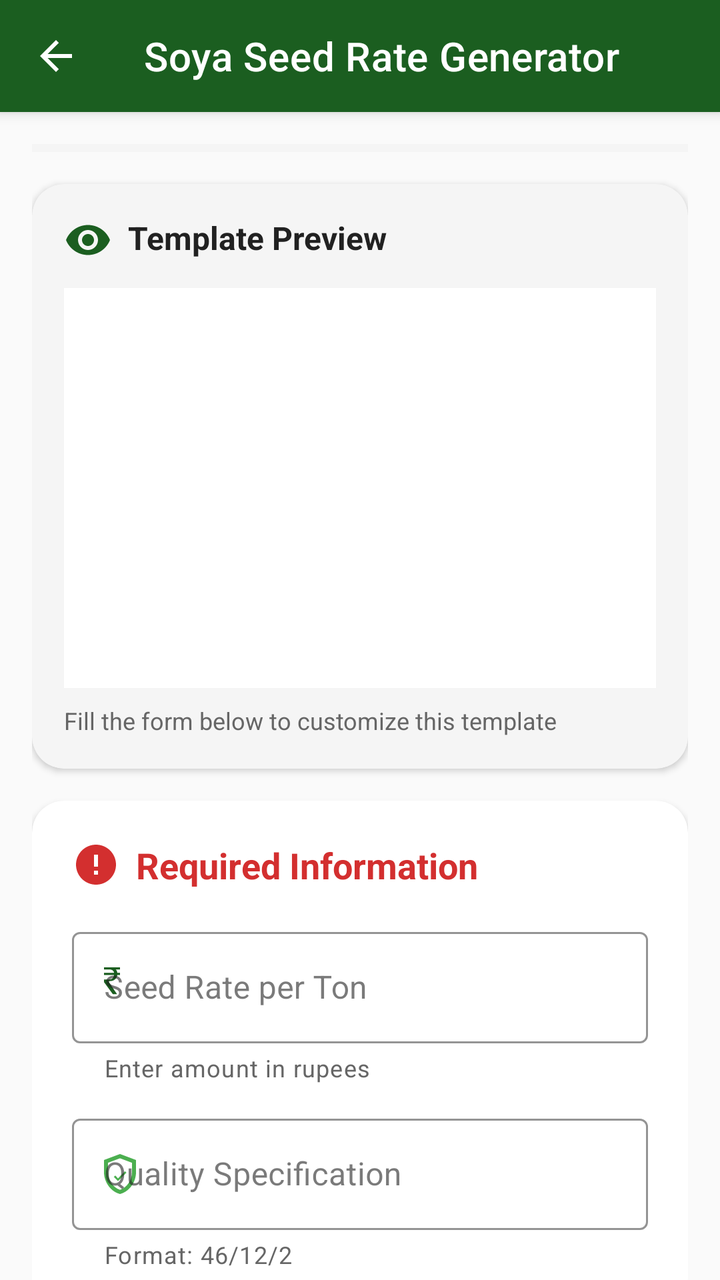
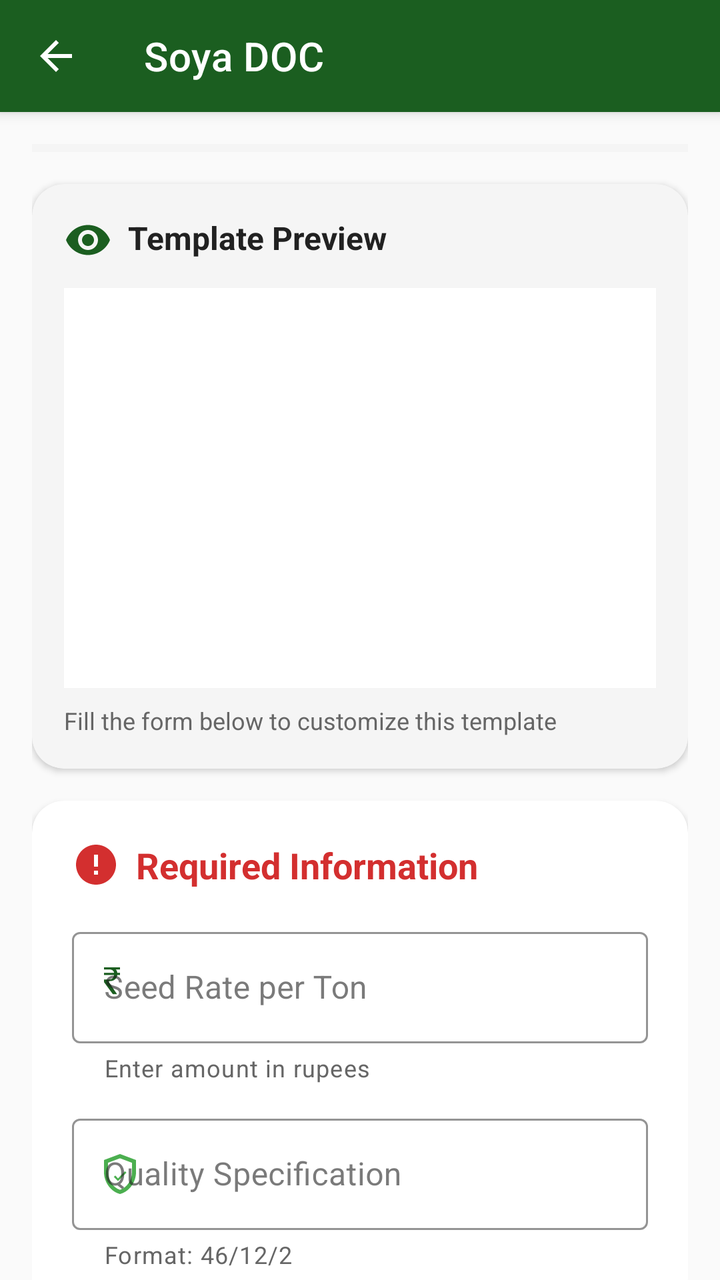

Two renders of the same Android screen: before a commit and after it. Below are the layout's source before the change and the commit's diff.
<!-- AndroidManifest.xml: application theme Theme.PriceEditor -->
<!-- res/layout/activity_seed_rate_pmtactivity.xml -->
<?xml version="1.0" encoding="utf-8"?>
<androidx.coordinatorlayout.widget.CoordinatorLayout xmlns:android="http://schemas.android.com/apk/res/android"
    xmlns:app="http://schemas.android.com/apk/res-auto"
    android:id="@+id/main"
    android:layout_width="match_parent"
    android:layout_height="match_parent"
    android:background="@color/background_light"
    android:fitsSystemWindows="true">

    
    <com.google.android.material.appbar.AppBarLayout
        android:layout_width="match_parent"
        android:layout_height="wrap_content"
        android:background="@color/primary_green"
        android:elevation="4dp">

        <com.google.android.material.appbar.MaterialToolbar
            android:id="@+id/toolbar"
            android:layout_width="match_parent"
            android:layout_height="?attr/actionBarSize"
            android:background="@color/primary_green"
            app:title="Soya Seed Rate Generator"
            app:titleTextColor="@color/white"
            app:navigationIcon="@drawable/ic_arrow_back"
            app:navigationIconTint="@color/white" />

    </com.google.android.material.appbar.AppBarLayout>

    
    <androidx.core.widget.NestedScrollView
        android:layout_width="match_parent"
        android:layout_height="match_parent"
        app:layout_behavior="@string/appbar_scrolling_view_behavior"
        android:fillViewport="true">

        <androidx.constraintlayout.widget.ConstraintLayout
            android:layout_width="match_parent"
            android:layout_height="wrap_content"
            android:padding="16dp">

            
            <com.google.android.material.progressindicator.LinearProgressIndicator
                android:id="@+id/progressIndicator"
                android:layout_width="0dp"
                android:layout_height="4dp"
                app:layout_constraintEnd_toEndOf="parent"
                app:layout_constraintStart_toStartOf="parent"
                app:layout_constraintTop_toTopOf="parent"
                app:trackColor="@color/surface_grey"
                app:trackThickness="4dp"
                app:indicatorColor="@color/accent_yellow" />

            
            <com.google.android.material.card.MaterialCardView
                android:id="@+id/previewCard"
                android:layout_width="0dp"
                android:layout_height="wrap_content"
                android:layout_marginTop="16dp"
                app:cardCornerRadius="16dp"
                app:cardElevation="2dp"
                app:cardBackgroundColor="@color/surface_grey"
                app:layout_constraintEnd_toEndOf="parent"
                app:layout_constraintStart_toStartOf="parent"
                app:layout_constraintTop_toBottomOf="@id/progressIndicator">

                <LinearLayout
                    android:layout_width="match_parent"
                    android:layout_height="wrap_content"
                    android:orientation="vertical"
                    android:padding="16dp">

                    <TextView
                        android:layout_width="match_parent"
                        android:layout_height="wrap_content"
                        android:text="Template Preview"
                        android:textColor="@color/text_primary_dark"
                        android:textSize="16sp"
                        android:textStyle="bold"
                        android:drawablePadding="8dp"
                        app:drawableStartCompat="@drawable/ic_preview"
                        app:drawableTint="@color/primary_green" />

                    <ImageView
                        android:id="@+id/imagePreview"
                        android:layout_width="match_parent"
                        android:layout_height="200dp"
                        android:layout_marginTop="12dp"
                        android:adjustViewBounds="true"
                        android:background="@color/surface_white"
                        android:scaleType="fitCenter"
                        android:contentDescription="Template Preview" />

                    <TextView
                        android:layout_width="match_parent"
                        android:layout_height="wrap_content"
                        android:layout_marginTop="8dp"
                        android:text="Fill the form below to customize this template"
                        android:textColor="@color/text_secondary_dark"
                        android:textSize="12sp" />

                </LinearLayout>
            </com.google.android.material.card.MaterialCardView>

            
            <com.google.android.material.card.MaterialCardView
                android:id="@+id/requiredFieldsCard"
                android:layout_width="0dp"
                android:layout_height="wrap_content"
                android:layout_marginTop="16dp"
                app:cardCornerRadius="16dp"
                app:cardElevation="2dp"
                app:cardBackgroundColor="@color/surface_white"
                app:layout_constraintEnd_toEndOf="parent"
                app:layout_constraintStart_toStartOf="parent"
                app:layout_constraintTop_toBottomOf="@id/previewCard">

                <LinearLayout
                    android:layout_width="match_parent"
                    android:layout_height="wrap_content"
                    android:orientation="vertical"
                    android:padding="20dp">

                    <TextView
                        android:layout_width="match_parent"
                        android:layout_height="wrap_content"
                        android:text="Required Information"
                        android:textColor="@color/error_red"
                        android:textSize="18sp"
                        android:textStyle="bold"
                        android:drawablePadding="8dp"
                        app:drawableStartCompat="@drawable/ic_required"
                        app:drawableTint="@color/error_red" />

                    
                    <com.google.android.material.textfield.TextInputLayout
                        android:id="@+id/tilRate"
                        android:layout_width="match_parent"
                        android:layout_height="wrap_content"
                        android:layout_marginTop="16dp"
                        android:hint="Seed Rate per Ton"
                        app:boxBackgroundMode="outline"
                        app:boxBackgroundColor="@color/surface_white"
                        app:boxStrokeColor="@color/primary_green"
                        app:endIconMode="clear_text"
                        app:endIconTint="@color/primary_green"
                        app:startIconDrawable="@drawable/ic_rupee"
                        app:startIconTint="@color/primary_green"
                        app:helperText="Enter amount in rupees"
                        app:helperTextTextColor="@color/text_secondary_dark"
                        app:errorEnabled="true"
                        app:hintTextColor="@color/primary_green"
                        style="@style/Widget.MaterialComponents.TextInputLayout.OutlinedBox">

                        <com.google.android.material.textfield.TextInputEditText
                            android:id="@+id/etRate"
                            android:layout_width="match_parent"
                            android:layout_height="wrap_content"
                            android:inputType="number"
                            android:maxLines="1"
                            android:textColor="@color/text_primary_dark"
                            android:textSize="16sp" />

                    </com.google.android.material.textfield.TextInputLayout>

                    
                    <com.google.android.material.textfield.TextInputLayout
                        android:id="@+id/tilQuality"
                        android:layout_width="match_parent"
                        android:layout_height="wrap_content"
                        android:layout_marginTop="12dp"
                        android:hint="Quality Specification"
                        app:boxBackgroundMode="outline"
                        app:boxBackgroundColor="@color/surface_white"
                        app:boxStrokeColor="@color/primary_green_light"
                        app:endIconMode="clear_text"
                        app:endIconTint="@color/primary_green_light"
                        app:startIconDrawable="@drawable/ic_quality"
                        app:startIconTint="@color/primary_green_light"
                        app:helperText="Format: 46/12/2"
                        app:helperTextTextColor="@color/text_secondary_dark"
                        app:errorEnabled="true"
                        app:hintTextColor="@color/primary_green_light"
                        style="@style/Widget.MaterialComponents.TextInputLayout.OutlinedBox">

                        <com.google.android.material.textfield.TextInputEditText
                            android:id="@+id/etQuality"
                            android:layout_width="match_parent"
                            android:layout_height="wrap_content"
                            android:inputType="text"
                            android:maxLines="1"
                            android:textColor="@color/text_primary_dark"
                            android:textSize="16sp" />

                    </com.google.android.material.textfield.TextInputLayout>

                </LinearLayout>
            </com.google.android.material.card.MaterialCardView>

            
            <com.google.android.material.card.MaterialCardView
                android:id="@+id/optionalFieldsCard"
                android:layout_width="0dp"
                android:layout_height="wrap_content"
                android:layout_marginTop="16dp"
                app:cardCornerRadius="16dp"
                app:cardElevation="1dp"
                app:cardBackgroundColor="@color/primary_green_surface"
                app:layout_constraintEnd_toEndOf="parent"
                app:layout_constraintStart_toStartOf="parent"
                app:layout_constraintTop_toBottomOf="@id/requiredFieldsCard">

                <LinearLayout
                    android:layout_width="match_parent"
                    android:layout_height="wrap_content"
                    android:orientation="vertical"
                    android:padding="20dp">

                    <TextView
                        android:layout_width="match_parent"
                        android:layout_height="wrap_content"
                        android:text="Optional Information"
                        android:textColor="@color/text_primary_dark"
                        android:textSize="16sp"
                        android:textStyle="bold"
                        android:drawablePadding="8dp"
                        app:drawableStartCompat="@drawable/ic_optional"
                        app:drawableTint="@color/info_blue" />

                    <TextView
                        android:layout_width="match_parent"
                        android:layout_height="wrap_content"
                        android:layout_marginTop="4dp"
                        android:text="Leave empty to use current date/time"
                        android:textColor="@color/text_secondary_dark"
                        android:textSize="12sp" />

                    
                    <com.google.android.material.textfield.TextInputLayout
                        android:id="@+id/tilDate"
                        android:layout_width="match_parent"
                        android:layout_height="wrap_content"
                        android:layout_marginTop="16dp"
                        android:hint="Date"
                        app:boxBackgroundMode="outline"
                        app:boxBackgroundColor="@color/surface_white"
                        app:boxStrokeColor="@color/accent_yellow"
                        app:endIconMode="custom"
                        app:endIconDrawable="@drawable/ic_calendar"
                        app:endIconTint="@color/accent_yellow"
                        app:startIconDrawable="@drawable/ic_date"
                        app:startIconTint="@color/accent_yellow"
                        app:hintTextColor="@color/accent_yellow"
                        style="@style/Widget.MaterialComponents.TextInputLayout.OutlinedBox">

                        <com.google.android.material.textfield.TextInputEditText
                            android:id="@+id/etDate"
                            android:layout_width="match_parent"
                            android:layout_height="wrap_content"
                            android:focusable="false"
                            android:inputType="none"
                            android:textColor="@color/text_primary_dark"
                            android:textSize="16sp" />

                    </com.google.android.material.textfield.TextInputLayout>

                    
                    <com.google.android.material.textfield.TextInputLayout
                        android:id="@+id/tilDay"
                        android:layout_width="match_parent"
                        android:layout_height="wrap_content"
                        android:layout_marginTop="12dp"
                        android:hint="Day"
                        app:boxBackgroundMode="outline"
                        app:boxBackgroundColor="@color/surface_white"
                        app:boxStrokeColor="@color/primary_green"
                        app:endIconMode="clear_text"
                        app:endIconTint="@color/primary_green"
                        app:startIconDrawable="@drawable/ic_day"
                        app:startIconTint="@color/primary_green"
                        app:hintTextColor="@color/primary_green"
                        style="@style/Widget.MaterialComponents.TextInputLayout.OutlinedBox">

                        <com.google.android.material.textfield.TextInputEditText
                            android:id="@+id/etDay"
                            android:layout_width="match_parent"
                            android:layout_height="wrap_content"
                            android:inputType="textCapCharacters"
                            android:maxLines="1"
                            android:textColor="@color/text_primary_dark"
                            android:textSize="16sp" />

                    </com.google.android.material.textfield.TextInputLayout>

                    
                    <com.google.android.material.textfield.TextInputLayout
                        android:id="@+id/tilTime"
                        android:layout_width="match_parent"
                        android:layout_height="wrap_content"
                        android:layout_marginTop="12dp"
                        android:hint="Time"
                        app:boxBackgroundMode="outline"
                        app:boxBackgroundColor="@color/surface_white"
                        app:boxStrokeColor="@color/accent_yellow"
                        app:endIconMode="custom"
                        app:endIconDrawable="@drawable/ic_clock"
                        app:endIconTint="@color/accent_yellow"
                        app:startIconDrawable="@drawable/ic_time"
                        app:startIconTint="@color/accent_yellow"
                        app:hintTextColor="@color/accent_yellow"
                        style="@style/Widget.MaterialComponents.TextInputLayout.OutlinedBox">

                        <com.google.android.material.textfield.TextInputEditText
                            android:id="@+id/etTime"
                            android:layout_width="match_parent"
                            android:layout_height="wrap_content"
                            android:focusable="false"
                            android:inputType="none"
                            android:textColor="@color/text_primary_dark"
                            android:textSize="16sp" />

                    </com.google.android.material.textfield.TextInputLayout>

                </LinearLayout>
            </com.google.android.material.card.MaterialCardView>

            
            <LinearLayout
                android:id="@+id/actionButtons"
                android:layout_width="0dp"
                android:layout_height="wrap_content"
                android:layout_marginTop="24dp"
                android:orientation="horizontal"
                android:gravity="center"
                app:layout_constraintEnd_toEndOf="parent"
                app:layout_constraintStart_toStartOf="parent"
                app:layout_constraintTop_toBottomOf="@id/optionalFieldsCard">

                
                <com.google.android.material.button.MaterialButton
                    android:id="@+id/btnPreview"
                    style="@style/Widget.MaterialComponents.Button.OutlinedButton"
                    android:layout_width="0dp"
                    android:layout_height="56dp"
                    android:layout_marginEnd="8dp"
                    android:layout_weight="1"
                    android:text="Preview"
                    android:textColor="@color/primary_green"
                    android:textSize="15sp"
                    android:textStyle="bold"
                    app:icon="@drawable/ic_preview"
                    app:iconTint="@color/primary_green"
                    app:iconGravity="textStart"
                    app:strokeColor="@color/primary_green"
                    app:strokeWidth="2dp"
                    app:cornerRadius="12dp"
                    app:rippleColor="@color/ripple_primary" />

                
                <com.google.android.material.button.MaterialButton
                    android:id="@+id/btnExport"
                    android:layout_width="0dp"
                    android:layout_height="56dp"
                    android:layout_marginStart="8dp"
                    android:layout_weight="1"
                    android:text="Export"
                    android:textColor="@color/white"
                    android:textSize="15sp"
                    android:textStyle="bold"
                    app:icon="@drawable/ic_export"
                    app:iconTint="@color/white"
                    app:iconGravity="textStart"
                    app:backgroundTint="@color/primary_green"
                    app:cornerRadius="12dp"
                    app:rippleColor="@color/ripple_accent" />

            </LinearLayout>

            
            <LinearLayout
                android:id="@+id/quickActions"
                android:layout_width="0dp"
                android:layout_height="wrap_content"
                android:layout_marginTop="12dp"
                android:layout_marginBottom="16dp"
                android:orientation="horizontal"
                android:gravity="center"
                app:layout_constraintEnd_toEndOf="parent"
                app:layout_constraintStart_toStartOf="parent"
                app:layout_constraintTop_toBottomOf="@id/actionButtons"
                app:layout_constraintBottom_toBottomOf="parent">

                <com.google.android.material.button.MaterialButton
                    android:id="@+id/btnClear"
                    style="@style/Widget.MaterialComponents.Button.TextButton"
                    android:layout_width="wrap_content"
                    android:layout_height="wrap_content"
                    android:text="Clear All"
                    android:textColor="@color/error_red"
                    android:textStyle="bold"
                    app:icon="@drawable/ic_clear"
                    app:iconTint="@color/error_red" />

                <com.google.android.material.button.MaterialButton
                    android:id="@+id/btnAutoFill"
                    style="@style/Widget.MaterialComponents.Button.TextButton"
                    android:layout_width="wrap_content"
                    android:layout_height="wrap_content"
                    android:text="Auto Fill"
                    android:textColor="@color/info_blue"
                    android:textStyle="bold"
                    app:icon="@drawable/ic_auto_fill"
                    app:iconTint="@color/info_blue" />

            </LinearLayout>

        </androidx.constraintlayout.widget.ConstraintLayout>

    </androidx.core.widget.NestedScrollView>

    
    <com.google.android.material.card.MaterialCardView
        android:id="@+id/loadingCard"
        android:layout_width="200dp"
        android:layout_height="120dp"
        android:layout_gravity="center"
        android:visibility="gone"
        android:elevation="12dp"
        app:cardCornerRadius="16dp"
        app:cardElevation="12dp"
        app:cardBackgroundColor="@color/surface_white">

        <LinearLayout
            android:layout_width="match_parent"
            android:layout_height="match_parent"
            android:gravity="center"
            android:orientation="vertical"
            android:padding="20dp">

            <com.google.android.material.progressindicator.CircularProgressIndicator
                android:layout_width="48dp"
                android:layout_height="48dp"
                android:indeterminate="true"
                app:indicatorColor="@color/primary_green"
                app:trackColor="@color/surface_grey" />

            <TextView
                android:layout_width="wrap_content"
                android:layout_height="wrap_content"
                android:layout_marginTop="16dp"
                android:text="Exporting..."
                android:textColor="@color/text_primary_dark"
                android:textStyle="bold"
                android:textSize="16sp" />

        </LinearLayout>

    </com.google.android.material.card.MaterialCardView>

</androidx.coordinatorlayout.widget.CoordinatorLayout>
<!-- resources referenced by this layout -->
<resources>
  <color name="accent_yellow">#FBC02D</color>
  <color name="background_light">#FAFAFA</color>
  <color name="error_red">#D32F2F</color>
  <color name="info_blue">#1976D2</color>
  <color name="primary_green">#1B5E20</color>
  <color name="primary_green_light">#4CAF50</color>
  <color name="primary_green_surface">#E8F5E8</color>
  <color name="ripple_accent">#40FBC02D</color>
  <color name="ripple_primary">#401B5E20</color>
  <color name="surface_grey">#F5F5F5</color>
  <color name="surface_white">#FFFFFF</color>
  <color name="text_primary_dark">#212121</color>
  <color name="text_secondary_dark">#666666</color>
  <color name="white">#FFFFFF</color>
  <!-- drawable ic_arrow_back (drawable) -->
  <vector xmlns:android="http://schemas.android.com/apk/res/android"
      android:width="24dp"
      android:height="24dp"
      android:viewportWidth="24"
      android:viewportHeight="24"
      android:tint="?attr/colorOnPrimary">
      <path
          android:fillColor="@android:color/white"
          android:pathData="M20,11H7.83l5.59,-5.59L12,4l-8,8 8,8 1.41,-1.41L7.83,13H20v-2z"/>
  </vector>
  <!-- drawable ic_clear (drawable) -->
  <vector xmlns:android="http://schemas.android.com/apk/res/android"
      android:width="24dp"
      android:height="24dp"
      android:viewportWidth="24"
      android:viewportHeight="24"
      android:tint="#D32F2F">
      <path
          android:fillColor="@android:color/white"
          android:pathData="M19,6.41L17.59,5 12,10.59 6.41,5 5,6.41 10.59,12 5,17.59 6.41,19 12,13.41 17.59,19 19,17.59 13.41,12z"/>
  </vector>
  <!-- drawable ic_clock (drawable) -->
  <vector xmlns:android="http://schemas.android.com/apk/res/android"
      android:width="24dp"
      android:height="24dp"
      android:viewportWidth="24"
      android:viewportHeight="24"
      android:tint="?attr/colorOnSurface">
      <path
          android:fillColor="@android:color/white"
          android:pathData="M12,2C6.5,2 2,6.5 2,12s4.5,10 10,10 10,-4.5 10,-10S17.5,2 12,2zM16.2,16.2L11,13L11,7h1.5v5.2l4.5,2.7 -0.8,1.3z"/>
  </vector>
  <!-- drawable ic_export (drawable) -->
  <vector xmlns:android="http://schemas.android.com/apk/res/android"
      android:width="24dp"
      android:height="24dp"
      android:viewportWidth="24"
      android:viewportHeight="24"
      android:tint="?attr/colorOnPrimary">
      <path
          android:fillColor="@android:color/white"
          android:pathData="M19,12v7L5,19L5,5h7v-2L5,3c-1.1,0 -2,0.9 -2,2v14c0,1.1 0.9,2 2,2h14c1.1,0 2,-0.9 2,-2v-7L19,12zM14,12l4,4 -4,4v-3L9,17v-2h5v-3z"/>
  </vector>
  <!-- drawable ic_optional (drawable) -->
  <vector xmlns:android="http://schemas.android.com/apk/res/android"
      android:width="24dp"
      android:height="24dp"
      android:viewportWidth="24"
      android:viewportHeight="24"
      android:tint="#666666">
      <path
          android:fillColor="@android:color/white"
          android:pathData="M11,7h2v2h-2zM11,11h2v6h-2zM12,2C6.48,2 2,6.48 2,12s4.48,10 10,10 10,-4.48 10,-10S17.52,2 12,2zM12,20c-4.41,0 -8,-3.59 -8,-8s3.59,-8 8,-8 8,3.59 8,8 -3.59,8 -8,8z"/>
  </vector>
  <!-- drawable ic_required (drawable) -->
  <vector xmlns:android="http://schemas.android.com/apk/res/android"
      android:width="24dp"
      android:height="24dp"
      android:viewportWidth="24"
      android:viewportHeight="24"
      android:tint="#D32F2F">
      <path
          android:fillColor="@android:color/white"
          android:pathData="M12,2C6.48,2 2,6.48 2,12s4.48,10 10,10 10,-4.48 10,-10S17.52,2 12,2zM13,17h-2v-2h2v2zM13,13h-2L11,7h2v6z"/>
  </vector>
  <color name="primary_green_dark">#0D3F11</color>
  <color name="accent_yellow_dark">#F57F17</color>
  <color name="black">#000000</color>
  <!-- unchanged entries left out for length: 9 -->
</resources>

<!-- the commit's change to res/layout/activity_seed_rate_pmtactivity.xml (unified diff, before → after) -->
@@ -19,7 +19,7 @@
             android:layout_width="match_parent"
             android:layout_height="?attr/actionBarSize"
             android:background="@color/primary_green"
-            app:title="Soya Seed Rate Generator"
+            app:title="Soya DOC"
             app:titleTextColor="@color/white"
             app:navigationIcon="@drawable/ic_arrow_back"
             app:navigationIconTint="@color/white" />
